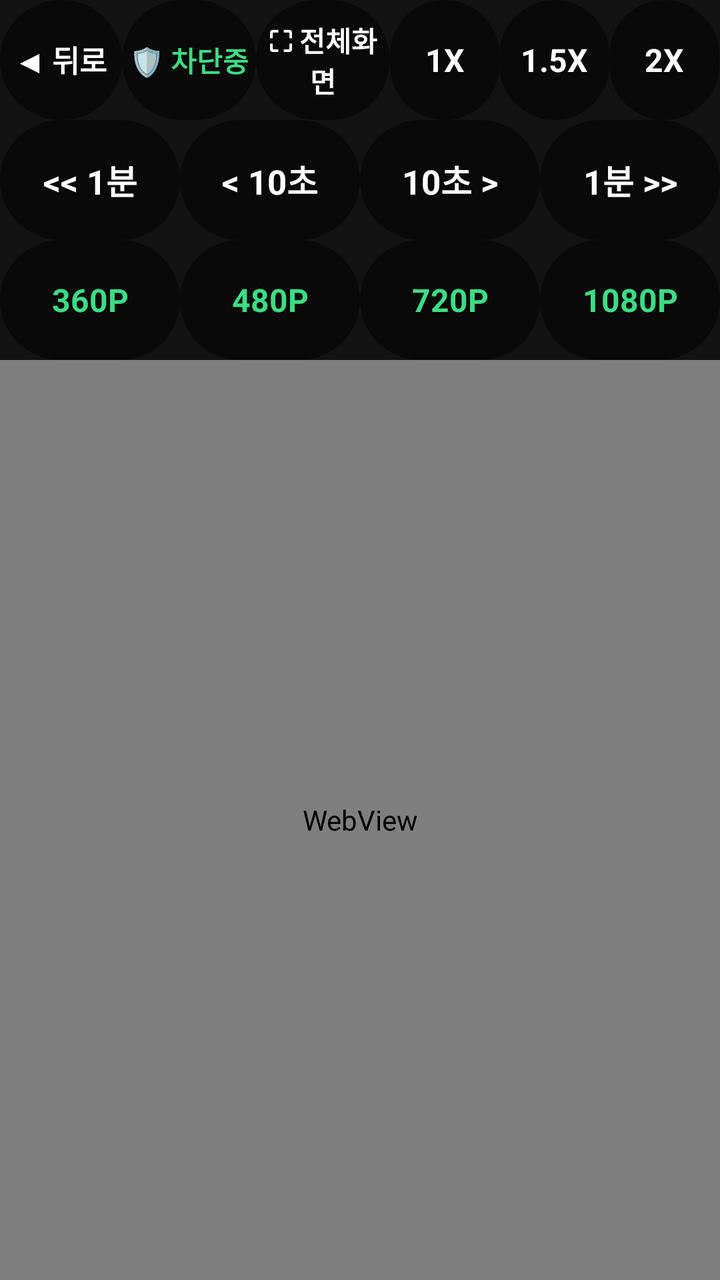
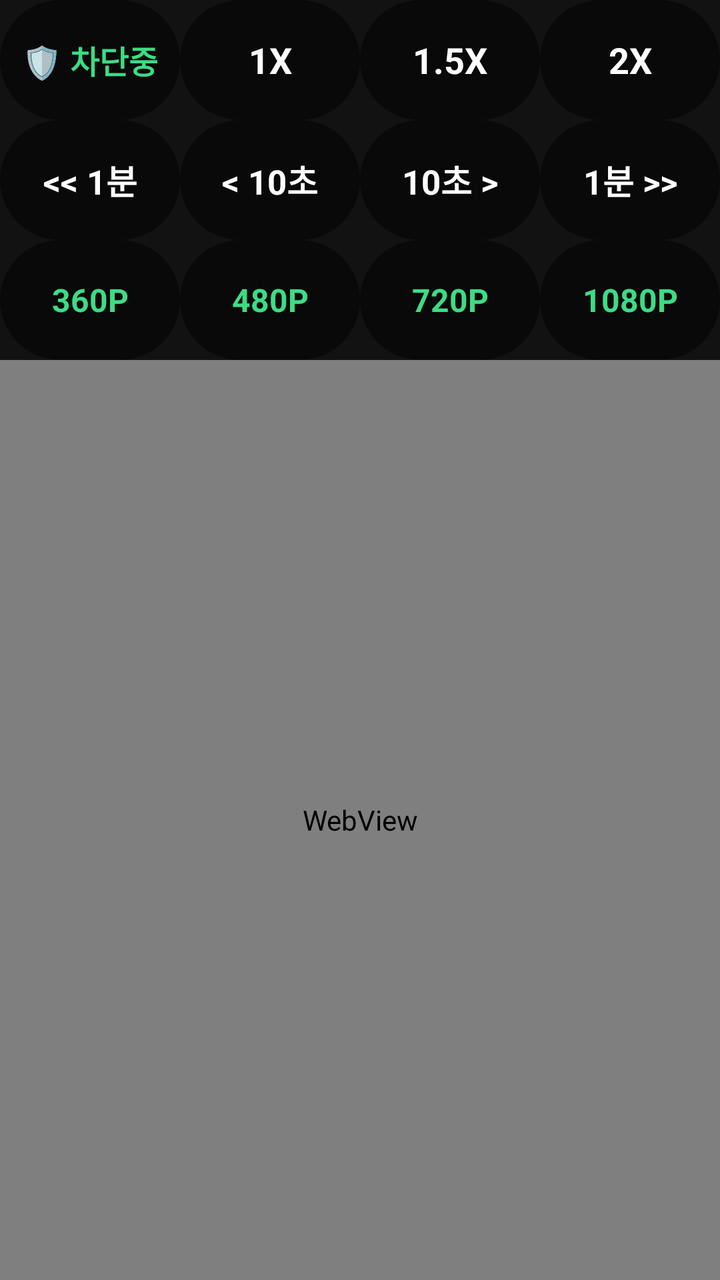

Screens rendered from an Android XML layout before and after an edit, with the pre-edit source and the edit as a unified diff.
<!-- AndroidManifest.xml: application theme Theme.CarHome -->
<!-- res/layout/activity_browser.xml -->
<?xml version="1.0" encoding="utf-8"?>
<FrameLayout xmlns:android="http://schemas.android.com/apk/res/android"
    android:layout_width="match_parent"
    android:layout_height="match_parent"
    android:background="#000000">

    
    <LinearLayout
        android:id="@+id/browserRootLayout"
        android:layout_width="match_parent"
        android:layout_height="match_parent"
        android:orientation="vertical"
        android:background="#000000">

        
        <LinearLayout
            android:id="@+id/menuLayout"
            android:layout_width="match_parent"
            android:layout_height="180dp"
            android:orientation="vertical"
            android:background="#121212"
            android:gravity="center">

            
            <LinearLayout
                android:id="@+id/menuGroup1"
                android:layout_width="match_parent"
                android:layout_height="0dp"
                android:layout_weight="1"
                android:orientation="horizontal">

                
                <TextView
                    android:id="@+id/btnBrowserBack"
                    android:layout_width="0dp"
                    android:layout_height="match_parent"
                    android:layout_weight="1"
                    android:background="@drawable/bg_round_btn"
                    android:text="◀ 뒤로"
                    android:textColor="#FFFFFF"
                    android:textSize="15sp"
                    android:textStyle="bold"
                    android:gravity="center"
                    android:clickable="true"
                    android:focusable="true" />

                
                <TextView
                    android:id="@+id/btnAdBlockStatus"
                    android:layout_width="0dp"
                    android:layout_height="match_parent"
                    android:layout_weight="1.1"
                    android:background="@drawable/bg_round_btn"
                    android:text="🛡️ 차단중"
                    android:textColor="#3DDC84"
                    android:textSize="14sp"
                    android:textStyle="bold"
                    android:gravity="center"
                    android:clickable="true"
                    android:focusable="true" />

                
                <TextView
                    android:id="@+id/btnFullscreen"
                    android:layout_width="0dp"
                    android:layout_height="match_parent"
                    android:layout_weight="1.1"
                    android:background="@drawable/bg_round_btn"
                    android:text="⛶ 전체화면"
                    android:textColor="#FFFFFF"
                    android:textSize="14sp"
                    android:textStyle="bold"
                    android:gravity="center"
                    android:clickable="true"
                    android:focusable="true" />

                
                <TextView
                    android:id="@+id/btnSpeed1x"
                    android:layout_width="0dp"
                    android:layout_height="match_parent"
                    android:layout_weight="0.9"
                    android:background="@drawable/bg_round_btn"
                    android:text="1X"
                    android:textColor="#FFFFFF"
                    android:textSize="16sp"
                    android:textStyle="bold"
                    android:gravity="center"
                    android:clickable="true"
                    android:focusable="true" />

                <TextView
                    android:id="@+id/btnSpeed1_5x"
                    android:layout_width="0dp"
                    android:layout_height="match_parent"
                    android:layout_weight="0.9"
                    android:background="@drawable/bg_round_btn"
                    android:text="1.5X"
                    android:textColor="#FFFFFF"
                    android:textSize="16sp"
                    android:textStyle="bold"
                    android:gravity="center"
                    android:clickable="true"
                    android:focusable="true" />

                <TextView
                    android:id="@+id/btnSpeed2x"
                    android:layout_width="0dp"
                    android:layout_height="match_parent"
                    android:layout_weight="0.9"
                    android:background="@drawable/bg_round_btn"
                    android:text="2X"
                    android:textColor="#FFFFFF"
                    android:textSize="16sp"
                    android:textStyle="bold"
                    android:gravity="center"
                    android:clickable="true"
                    android:focusable="true" />
            </LinearLayout>

            
            <LinearLayout
                android:id="@+id/menuGroup2"
                android:layout_width="match_parent"
                android:layout_height="0dp"
                android:layout_weight="1"
                android:orientation="horizontal">

                <TextView
                    android:id="@+id/btnRewind"
                    android:layout_width="0dp"
                    android:layout_height="match_parent"
                    android:layout_weight="1"
                    android:background="@drawable/bg_round_btn"
                    android:text="&lt;&lt; 1분"
                    android:textColor="#FFFFFF"
                    android:textSize="17sp"
                    android:textStyle="bold"
                    android:gravity="center"
                    android:clickable="true"
                    android:focusable="true" />

                <TextView
                    android:id="@+id/btnRewind10"
                    android:layout_width="0dp"
                    android:layout_height="match_parent"
                    android:layout_weight="1"
                    android:background="@drawable/bg_round_btn"
                    android:text="&lt; 10초"
                    android:textColor="#FFFFFF"
                    android:textSize="17sp"
                    android:textStyle="bold"
                    android:gravity="center"
                    android:clickable="true"
                    android:focusable="true" />

                <TextView
                    android:id="@+id/btnForward10"
                    android:layout_width="0dp"
                    android:layout_height="match_parent"
                    android:layout_weight="1"
                    android:background="@drawable/bg_round_btn"
                    android:text="10초 &gt;"
                    android:textColor="#FFFFFF"
                    android:textSize="17sp"
                    android:textStyle="bold"
                    android:gravity="center"
                    android:clickable="true"
                    android:focusable="true" />

                <TextView
                    android:id="@+id/btnForward"
                    android:layout_width="0dp"
                    android:layout_height="match_parent"
                    android:layout_weight="1"
                    android:background="@drawable/bg_round_btn"
                    android:text="1분 &gt;&gt;"
                    android:textColor="#FFFFFF"
                    android:textSize="17sp"
                    android:textStyle="bold"
                    android:gravity="center"
                    android:clickable="true"
                    android:focusable="true" />
            </LinearLayout>

            
            <LinearLayout
                android:id="@+id/menuGroup3"
                android:layout_width="match_parent"
                android:layout_height="0dp"
                android:layout_weight="1"
                android:orientation="horizontal">

                <TextView
                    android:id="@+id/btnRes360"
                    android:layout_width="0dp"
                    android:layout_height="match_parent"
                    android:layout_weight="1"
                    android:background="@drawable/bg_round_btn"
                    android:text="360P"
                    android:textColor="#3DDC84"
                    android:textSize="16sp"
                    android:textStyle="bold"
                    android:gravity="center"
                    android:clickable="true"
                    android:focusable="true" />

                <TextView
                    android:id="@+id/btnRes480"
                    android:layout_width="0dp"
                    android:layout_height="match_parent"
                    android:layout_weight="1"
                    android:background="@drawable/bg_round_btn"
                    android:text="480P"
                    android:textColor="#3DDC84"
                    android:textSize="16sp"
                    android:textStyle="bold"
                    android:gravity="center"
                    android:clickable="true"
                    android:focusable="true" />

                <TextView
                    android:id="@+id/btnRes720"
                    android:layout_width="0dp"
                    android:layout_height="match_parent"
                    android:layout_weight="1"
                    android:background="@drawable/bg_round_btn"
                    android:text="720P"
                    android:textColor="#3DDC84"
                    android:textSize="16sp"
                    android:textStyle="bold"
                    android:gravity="center"
                    android:clickable="true"
                    android:focusable="true" />

                <TextView
                    android:id="@+id/btnRes1080"
                    android:layout_width="0dp"
                    android:layout_height="match_parent"
                    android:layout_weight="1"
                    android:background="@drawable/bg_round_btn"
                    android:text="1080P"
                    android:textColor="#3DDC84"
                    android:textSize="16sp"
                    android:textStyle="bold"
                    android:gravity="center"
                    android:clickable="true"
                    android:focusable="true" />
            </LinearLayout>
        </LinearLayout>

        
        <WebView
            android:id="@+id/webView"
            android:layout_width="match_parent"
            android:layout_height="0dp"
            android:layout_weight="1" />
    </LinearLayout>

    
    <FrameLayout
        android:id="@+id/fullscreenContainer"
        android:layout_width="match_parent"
        android:layout_height="match_parent"
        android:background="#000000"
        android:visibility="gone" />
</FrameLayout>
<!-- resources referenced by this layout -->
<resources>
  <!-- drawable bg_round_btn (drawable) -->
  <?xml version="1.0" encoding="utf-8"?>
  <shape xmlns:android="http://schemas.android.com/apk/res/android"
      android:shape="rectangle">
      <corners android:radius="50dp" />
      
      <solid android:color="#80000000" />
  </shape>
  <style name="Theme.CarHome" parent="Base.Theme.CarHome" />
  <style name="Base.Theme.CarHome" parent="Theme.Material3.DayNight.NoActionBar">
          
          
      </style>
</resources>

<!-- the commit's change to res/layout/activity_browser.xml (unified diff, before → after) -->
@@ -31,59 +31,28 @@
 
                 
                 <TextView
-                    android:id="@+id/btnBrowserBack"
-                    android:layout_width="0dp"
-                    android:layout_height="match_parent"
-                    android:layout_weight="1"
-                    android:background="@drawable/bg_round_btn"
-                    android:text="◀ 뒤로"
-                    android:textColor="#FFFFFF"
-                    android:textSize="15sp"
-                    android:textStyle="bold"
-                    android:gravity="center"
-                    android:clickable="true"
-                    android:focusable="true" />
-
-                
-                <TextView
                     android:id="@+id/btnAdBlockStatus"
                     android:layout_width="0dp"
                     android:layout_height="match_parent"
-                    android:layout_weight="1.1"
+                    android:layout_weight="1"
                     android:background="@drawable/bg_round_btn"
                     android:text="🛡️ 차단중"
                     android:textColor="#3DDC84"
-                    android:textSize="14sp"
-                    android:textStyle="bold"
-                    android:gravity="center"
-                    android:clickable="true"
-                    android:focusable="true" />
-
-                
-                <TextView
-                    android:id="@+id/btnFullscreen"
-                    android:layout_width="0dp"
-                    android:layout_height="match_parent"
-                    android:layout_weight="1.1"
-                    android:background="@drawable/bg_round_btn"
-                    android:text="⛶ 전체화면"
-                    android:textColor="#FFFFFF"
-                    android:textSize="14sp"
-                    android:textStyle="bold"
-                    android:gravity="center"
-                    android:clickable="true"
-                    android:focusable="true" />
-
-                
+                    android:textSize="16sp"
+                    android:textStyle="bold"
+                    android:gravity="center"
+                    android:clickable="true"
+                    android:focusable="true" />
+
                 <TextView
                     android:id="@+id/btnSpeed1x"
                     android:layout_width="0dp"
                     android:layout_height="match_parent"
-                    android:layout_weight="0.9"
+                    android:layout_weight="1"
                     android:background="@drawable/bg_round_btn"
                     android:text="1X"
                     android:textColor="#FFFFFF"
-                    android:textSize="16sp"
+                    android:textSize="18sp"
                     android:textStyle="bold"
                     android:gravity="center"
                     android:clickable="true"
@@ -93,11 +62,11 @@
                     android:id="@+id/btnSpeed1_5x"
                     android:layout_width="0dp"
                     android:layout_height="match_parent"
-                    android:layout_weight="0.9"
+                    android:layout_weight="1"
                     android:background="@drawable/bg_round_btn"
                     android:text="1.5X"
                     android:textColor="#FFFFFF"
-                    android:textSize="16sp"
+                    android:textSize="18sp"
                     android:textStyle="bold"
                     android:gravity="center"
                     android:clickable="true"
@@ -107,11 +76,11 @@
                     android:id="@+id/btnSpeed2x"
                     android:layout_width="0dp"
                     android:layout_height="match_parent"
-                    android:layout_weight="0.9"
+                    android:layout_weight="1"
                     android:background="@drawable/bg_round_btn"
                     android:text="2X"
                     android:textColor="#FFFFFF"
-                    android:textSize="16sp"
+                    android:textSize="18sp"
                     android:textStyle="bold"
                     android:gravity="center"
                     android:clickable="true"
